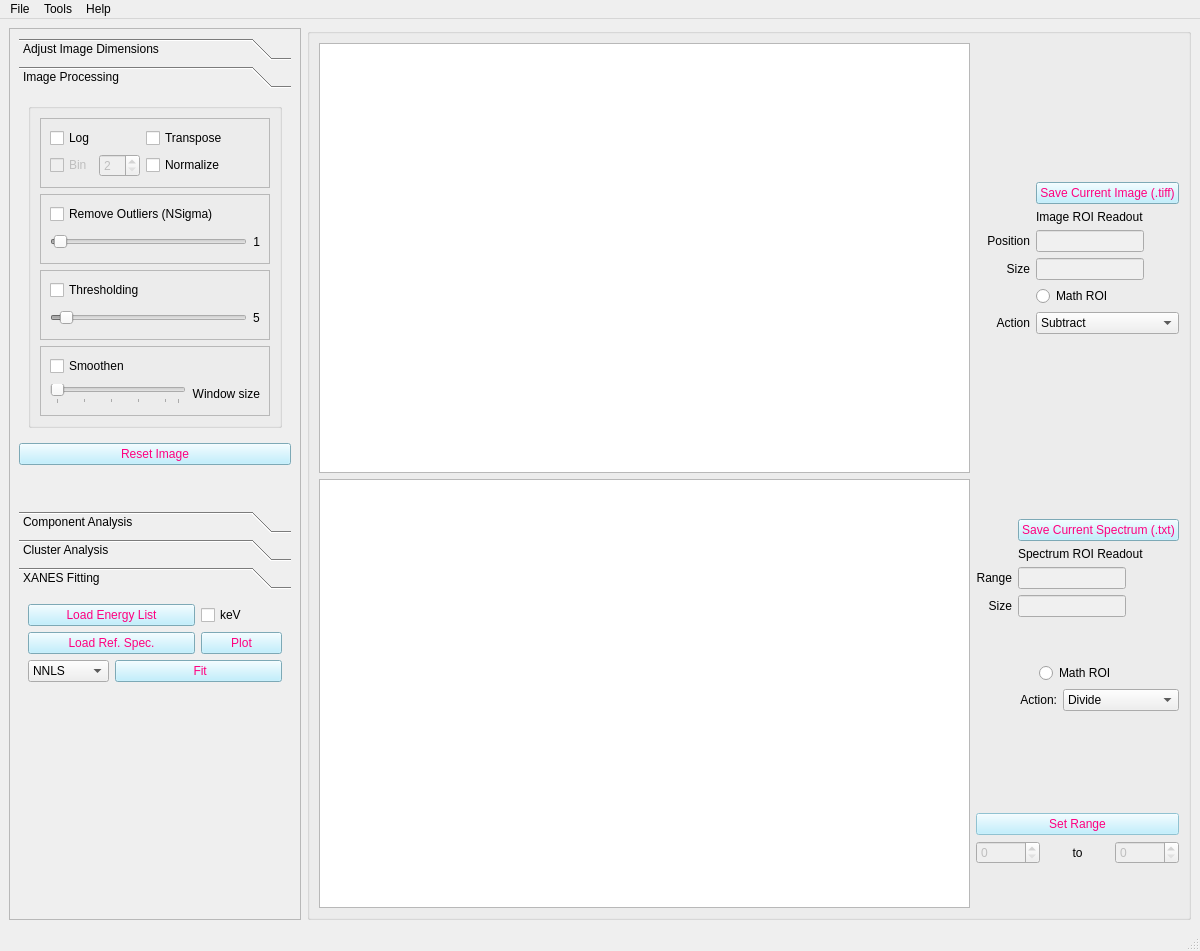
Before: the Qt Designer form uis/mainwindow_admin.ui in pattammattel/MIDAS_Admin, drawn with Qt 5.
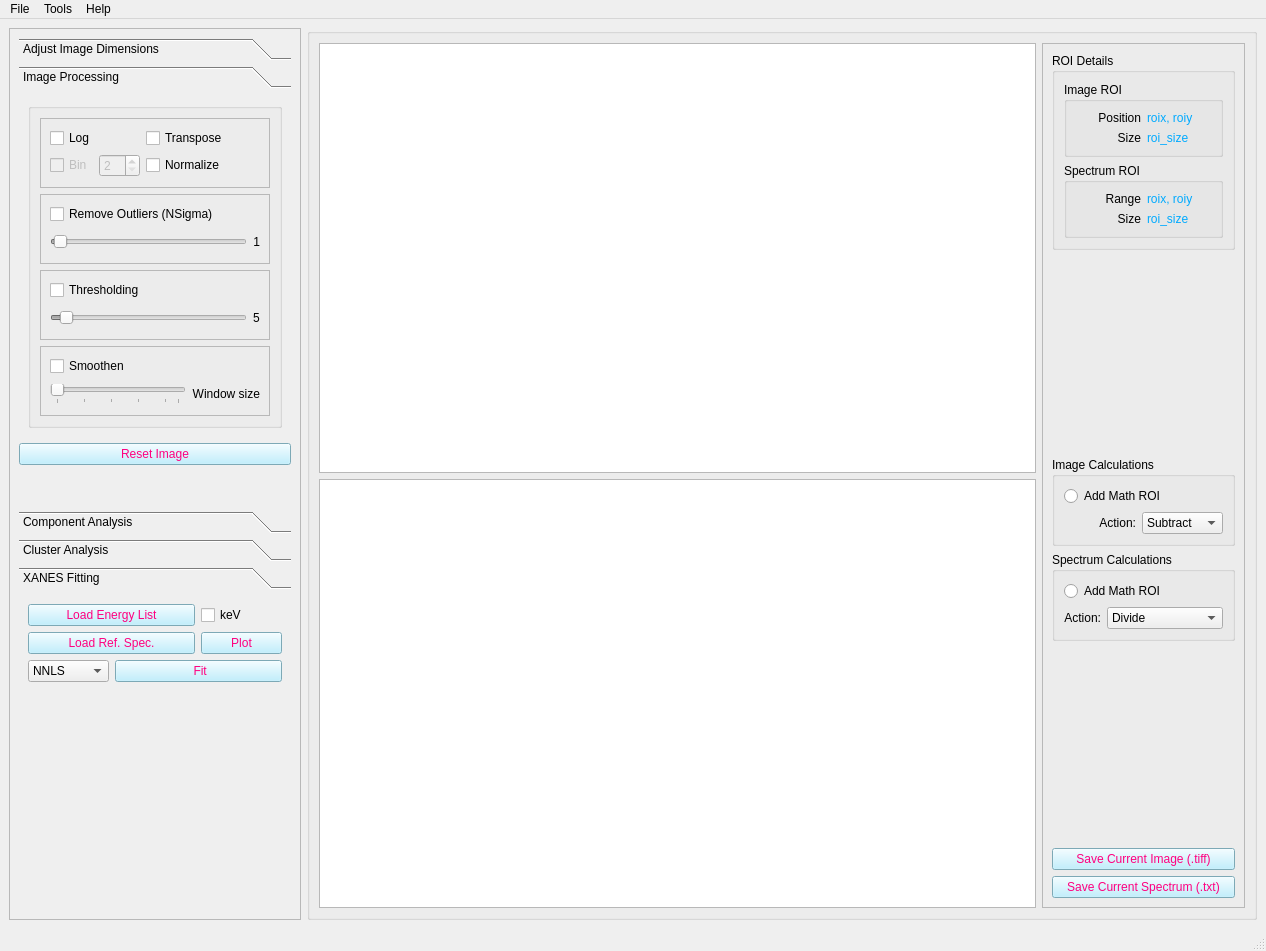
After: the same form once the commit is applied. Custom widgets are drawn as their Qt base class.

Commit message: plot on click

Diff of the .ui file:
```diff
--- a/uis/mainwindow_admin.ui
+++ b/uis/mainwindow_admin.ui
@@ -7,7 +7,7 @@
    <rect>
     <x>0</x>
     <y>0</y>
-    <width>1200</width>
+    <width>1266</width>
     <height>951</height>
    </rect>
   </property>
@@ -32,440 +32,6 @@
     </sizepolicy>
    </property>
    <layout class="QGridLayout" name="gridLayout_16">
-    <item row="0" column="1">
-     <widget class="QGroupBox" name="groupBox_6">
-      <property name="sizePolicy">
-       <sizepolicy hsizetype="Minimum" vsizetype="Preferred">
-        <horstretch>0</horstretch>
-        <verstretch>0</verstretch>
-       </sizepolicy>
-      </property>
-      <property name="styleSheet">
-       <string notr="true">font:12pt &quot;Segoe UI&quot;;</string>
-      </property>
-      <property name="title">
-       <string/>
-      </property>
-      <layout class="QGridLayout" name="gridLayout_23">
-       <item row="0" column="1">
-        <layout class="QGridLayout" name="gridLayout_6">
-         <item row="4" column="1">
-          <widget class="QLineEdit" name="le_roi_size">
-           <property name="sizePolicy">
-            <sizepolicy hsizetype="Fixed" vsizetype="Fixed">
-             <horstretch>0</horstretch>
-             <verstretch>0</verstretch>
-            </sizepolicy>
-           </property>
-           <property name="styleSheet">
-            <string notr="true">color: rgb(255, 75, 52);
-background-color: rgb(240, 240, 240);</string>
-           </property>
-           <property name="readOnly">
-            <bool>true</bool>
-           </property>
-          </widget>
-         </item>
-         <item row="3" column="1">
-          <widget class="QLineEdit" name="le_roi">
-           <property name="sizePolicy">
-            <sizepolicy hsizetype="Fixed" vsizetype="Fixed">
-             <horstretch>0</horstretch>
-             <verstretch>0</verstretch>
-            </sizepolicy>
-           </property>
-           <property name="styleSheet">
-            <string notr="true">color: rgb(255, 75, 52);
-background-color: rgb(240, 240, 240);</string>
-           </property>
-           <property name="readOnly">
-            <bool>true</bool>
-           </property>
-          </widget>
-         </item>
-         <item row="4" column="0">
-          <widget class="QLabel" name="label_28">
-           <property name="styleSheet">
-            <string notr="true">font: 75 10pt &quot;MS Shell Dlg 2&quot;;</string>
-           </property>
-           <property name="text">
-            <string>Size</string>
-           </property>
-           <property name="alignment">
-            <set>Qt::AlignRight|Qt::AlignTrailing|Qt::AlignVCenter</set>
-           </property>
-          </widget>
-         </item>
-         <item row="0" column="1">
-          <spacer name="verticalSpacer_10">
-           <property name="orientation">
-            <enum>Qt::Vertical</enum>
-           </property>
-           <property name="sizeHint" stdset="0">
-            <size>
-             <width>20</width>
-             <height>40</height>
-            </size>
-           </property>
-          </spacer>
-         </item>
-         <item row="3" column="0">
-          <widget class="QLabel" name="label_4">
-           <property name="text">
-            <string>Position</string>
-           </property>
-           <property name="alignment">
-            <set>Qt::AlignRight|Qt::AlignTrailing|Qt::AlignVCenter</set>
-           </property>
-          </widget>
-         </item>
-         <item row="7" column="1">
-          <spacer name="verticalSpacer_8">
-           <property name="orientation">
-            <enum>Qt::Vertical</enum>
-           </property>
-           <property name="sizeHint" stdset="0">
-            <size>
-             <width>20</width>
-             <height>40</height>
-            </size>
-           </property>
-          </spacer>
-         </item>
-         <item row="5" column="1">
-          <widget class="QRadioButton" name="rb_math_roi_img">
-           <property name="text">
-            <string>Math ROI</string>
-           </property>
-          </widget>
-         </item>
-         <item row="6" column="0">
-          <widget class="QLabel" name="label_14">
-           <property name="text">
-            <string>Action</string>
-           </property>
-           <property name="alignment">
-            <set>Qt::AlignRight|Qt::AlignTrailing|Qt::AlignVCenter</set>
-           </property>
-          </widget>
-         </item>
-         <item row="2" column="1">
-          <widget class="QLabel" name="label_7">
-           <property name="text">
-            <string>Image ROI Readout</string>
-           </property>
-          </widget>
-         </item>
-         <item row="6" column="1">
-          <widget class="QComboBox" name="cb_img_roi_action">
-           <item>
-            <property name="text">
-             <string>Subtract</string>
-            </property>
-           </item>
-           <item>
-            <property name="text">
-             <string>Divide</string>
-            </property>
-           </item>
-           <item>
-            <property name="text">
-             <string>Add</string>
-            </property>
-           </item>
-           <item>
-            <property name="text">
-             <string>Compare</string>
-            </property>
-           </item>
-          </widget>
-         </item>
-         <item row="1" column="1">
-          <widget class="QPushButton" name="pb_save_disp_img">
-           <property name="styleSheet">
-            <string notr="true">background-color: rgb(175, 236, 255);
-color: rgb(255, 0, 127);</string>
-           </property>
-           <property name="text">
-            <string>Save Current Image (.tiff)</string>
-           </property>
-          </widget>
-         </item>
-        </layout>
-       </item>
-       <item row="1" column="0">
-        <widget class="PlotWidget" name="spectrum_view"/>
-       </item>
-       <item row="1" column="1">
-        <layout class="QGridLayout" name="gridLayout_22">
-         <item row="0" column="0">
-          <layout class="QGridLayout" name="gridLayout_11">
-           <item row="4" column="0">
-            <widget class="QLabel" name="label_8">
-             <property name="text">
-              <string>Range</string>
-             </property>
-             <property name="alignment">
-              <set>Qt::AlignRight|Qt::AlignTrailing|Qt::AlignVCenter</set>
-             </property>
-            </widget>
-           </item>
-           <item row="4" column="1">
-            <widget class="QLineEdit" name="le_spec_roi">
-             <property name="sizePolicy">
-              <sizepolicy hsizetype="Fixed" vsizetype="Fixed">
-               <horstretch>0</horstretch>
-               <verstretch>0</verstretch>
-              </sizepolicy>
-             </property>
-             <property name="styleSheet">
-              <string notr="true">color: rgb(255, 75, 52);
-background-color: rgb(240, 240, 240);</string>
-             </property>
-             <property name="readOnly">
-              <bool>true</bool>
-             </property>
-            </widget>
-           </item>
-           <item row="5" column="0">
-            <widget class="QLabel" name="label_29">
-             <property name="styleSheet">
-              <string notr="true">font: 75 10pt &quot;MS Shell Dlg 2&quot;;</string>
-             </property>
-             <property name="text">
-              <string>Size</string>
-             </property>
-             <property name="alignment">
-              <set>Qt::AlignRight|Qt::AlignTrailing|Qt::AlignVCenter</set>
-             </property>
-            </widget>
-           </item>
-           <item row="1" column="1">
-            <spacer name="verticalSpacer_7">
-             <property name="orientation">
-              <enum>Qt::Vertical</enum>
-             </property>
-             <property name="sizeHint" stdset="0">
-              <size>
-               <width>20</width>
-               <height>40</height>
-              </size>
-             </property>
-            </spacer>
-           </item>
-           <item row="5" column="1">
-            <widget class="QLineEdit" name="le_spec_roi_size">
-             <property name="sizePolicy">
-              <sizepolicy hsizetype="Fixed" vsizetype="Fixed">
-               <horstretch>0</horstretch>
-               <verstretch>0</verstretch>
-              </sizepolicy>
-             </property>
-             <property name="styleSheet">
-              <string notr="true">color: rgb(255, 75, 52);
-background-color: rgb(240, 240, 240);</string>
-             </property>
-             <property name="readOnly">
-              <bool>true</bool>
-             </property>
-            </widget>
-           </item>
-           <item row="3" column="1">
-            <widget class="QLabel" name="label_3">
-             <property name="text">
-              <string>Spectrum ROI Readout</string>
-             </property>
-            </widget>
-           </item>
-           <item row="6" column="1">
-            <spacer name="verticalSpacer_3">
-             <property name="orientation">
-              <enum>Qt::Vertical</enum>
-             </property>
-             <property name="sizeHint" stdset="0">
-              <size>
-               <width>20</width>
-               <height>40</height>
-              </size>
-             </property>
-            </spacer>
-           </item>
-           <item row="2" column="1">
-            <widget class="QPushButton" name="pb_save_disp_spec">
-             <property name="styleSheet">
-              <string notr="true">background-color: rgb(175, 236, 255);
-color: rgb(255, 0, 127);</string>
-             </property>
-             <property name="text">
-              <string>Save Current Spectrum (.txt)</string>
-             </property>
-            </widget>
-           </item>
-          </layout>
-         </item>
-         <item row="1" column="0">
-          <layout class="QGridLayout" name="gridLayout_19">
-           <item row="0" column="1">
-            <widget class="QRadioButton" name="rb_math_roi">
-             <property name="sizePolicy">
-              <sizepolicy hsizetype="Preferred" vsizetype="Fixed">
-               <horstretch>0</horstretch>
-               <verstretch>0</verstretch>
-              </sizepolicy>
-             </property>
-             <property name="text">
-              <string>Math ROI</string>
-             </property>
-             <property name="checkable">
-              <bool>true</bool>
-             </property>
-             <property name="checked">
-              <bool>false</bool>
-             </property>
-            </widget>
-           </item>
-           <item row="1" column="0" colspan="3">
-            <layout class="QGridLayout" name="gridLayout_14">
-             <item row="0" column="0">
-              <widget class="QLabel" name="label_13">
-               <property name="text">
-                <string>Action:</string>
-               </property>
-               <property name="alignment">
-                <set>Qt::AlignRight|Qt::AlignTrailing|Qt::AlignVCenter</set>
-               </property>
-              </widget>
-             </item>
-             <item row="0" column="1">
-              <widget class="QComboBox" name="cb_roi_operation">
-               <item>
-                <property name="text">
-                 <string>Divide</string>
-                </property>
-               </item>
-               <item>
-                <property name="text">
-                 <string>Subtract</string>
-                </property>
-               </item>
-               <item>
-                <property name="text">
-                 <string>Add</string>
-                </property>
-               </item>
-               <item>
-                <property name="text">
-                 <string>Correlation Plot</string>
-                </property>
-               </item>
-              </widget>
-             </item>
-            </layout>
-           </item>
-          </layout>
-         </item>
-         <item row="3" column="0">
-          <layout class="QGridLayout" name="gridLayout_12">
-           <item row="2" column="0">
-            <spacer name="verticalSpacer_9">
-             <property name="orientation">
-              <enum>Qt::Vertical</enum>
-             </property>
-             <property name="sizeHint" stdset="0">
-              <size>
-               <width>20</width>
-               <height>40</height>
-              </size>
-             </property>
-            </spacer>
-           </item>
-           <item row="1" column="1">
-            <widget class="QLabel" name="label_21">
-             <property name="text">
-              <string>to</string>
-             </property>
-             <property name="alignment">
-              <set>Qt::AlignCenter</set>
-             </property>
-            </widget>
-           </item>
-           <item row="1" column="0">
-            <widget class="QDoubleSpinBox" name="sb_roi_spec_s">
-             <property name="enabled">
-              <bool>false</bool>
-             </property>
-             <property name="decimals">
-              <number>0</number>
-             </property>
-             <property name="maximum">
-              <double>50000.000000000000000</double>
-             </property>
-             <property name="singleStep">
-              <double>5.000000000000000</double>
-             </property>
-            </widget>
-           </item>
-           <item row="1" column="2">
-            <widget class="QDoubleSpinBox" name="sb_roi_spec_e">
-             <property name="enabled">
-              <bool>false</bool>
-             </property>
-             <property name="decimals">
-              <number>0</number>
-             </property>
-             <property name="maximum">
-              <double>50000.000000000000000</double>
-             </property>
-             <property name="singleStep">
-              <double>5.000000000000000</double>
-             </property>
-            </widget>
-           </item>
-           <item row="0" column="0" colspan="3">
-            <widget class="QPushButton" name="pb_set_spec_roi">
-             <property name="enabled">
-              <bool>false</bool>
-             </property>
-             <property name="styleSheet">
-              <string notr="true">background-color: rgb(175, 236, 255);
-color: rgb(255, 0, 127);
-</string>
-             </property>
-             <property name="text">
-              <string>Set Range</string>
-             </property>
-            </widget>
-           </item>
-          </layout>
-         </item>
-         <item row="2" column="0">
-          <spacer name="verticalSpacer_4">
-           <property name="orientation">
-            <enum>Qt::Vertical</enum>
-           </property>
-           <property name="sizeHint" stdset="0">
-            <size>
-             <width>20</width>
-             <height>40</height>
-            </size>
-           </property>
-          </spacer>
-         </item>
-        </layout>
-       </item>
-       <item row="0" column="0">
-        <widget class="ImageView" name="image_view">
-         <property name="sizePolicy">
-          <sizepolicy hsizetype="Expanding" vsizetype="Expanding">
-           <horstretch>0</horstretch>
-           <verstretch>0</verstretch>
-          </sizepolicy>
-         </property>
-        </widget>
-       </item>
-      </layout>
-     </widget>
-    </item>
     <item row="0" column="0">
      <widget class="QScrollArea" name="scrollArea">
       <property name="sizePolicy">
@@ -1471,6 +1037,340 @@
       </widget>
      </widget>
     </item>
+    <item row="0" column="1">
+     <widget class="QGroupBox" name="groupBox_6">
+      <property name="sizePolicy">
+       <sizepolicy hsizetype="Minimum" vsizetype="Preferred">
+        <horstretch>0</horstretch>
+        <verstretch>0</verstretch>
+       </sizepolicy>
+      </property>
+      <property name="styleSheet">
+       <string notr="true">font:12pt &quot;Segoe UI&quot;;</string>
+      </property>
+      <property name="title">
+       <string/>
+      </property>
+      <layout class="QGridLayout" name="gridLayout_29">
+       <item row="0" column="0">
+        <widget class="ImageView" name="image_view">
+         <property name="sizePolicy">
+          <sizepolicy hsizetype="Expanding" vsizetype="Expanding">
+           <horstretch>0</horstretch>
+           <verstretch>0</verstretch>
+          </sizepolicy>
+         </property>
+        </widget>
+       </item>
+       <item row="0" column="1" rowspan="2">
+        <widget class="QFrame" name="frame_5">
+         <property name="frameShape">
+          <enum>QFrame::StyledPanel</enum>
+         </property>
+         <property name="frameShadow">
+          <enum>QFrame::Raised</enum>
+         </property>
+         <layout class="QGridLayout" name="gridLayout_23">
+          <item row="11" column="0">
+           <widget class="QPushButton" name="pb_save_disp_img">
+            <property name="styleSheet">
+             <string notr="true">background-color: rgb(175, 236, 255);
+color: rgb(255, 0, 127);</string>
+            </property>
+            <property name="text">
+             <string>Save Current Image (.tiff)</string>
+            </property>
+           </widget>
+          </item>
+          <item row="12" column="0">
+           <widget class="QPushButton" name="pb_save_disp_spec">
+            <property name="styleSheet">
+             <string notr="true">background-color: rgb(175, 236, 255);
+color: rgb(255, 0, 127);</string>
+            </property>
+            <property name="text">
+             <string>Save Current Spectrum (.txt)</string>
+            </property>
+           </widget>
+          </item>
+          <item row="1" column="0">
+           <spacer name="verticalSpacer_5">
+            <property name="orientation">
+             <enum>Qt::Vertical</enum>
+            </property>
+            <property name="sizeHint" stdset="0">
+             <size>
+              <width>20</width>
+              <height>40</height>
+             </size>
+            </property>
+           </spacer>
+          </item>
+          <item row="10" column="0">
+           <spacer name="verticalSpacer_3">
+            <property name="orientation">
+             <enum>Qt::Vertical</enum>
+            </property>
+            <property name="sizeHint" stdset="0">
+             <size>
+              <width>20</width>
+              <height>40</height>
+             </size>
+            </property>
+           </spacer>
+          </item>
+          <item row="9" column="0">
+           <widget class="QGroupBox" name="groupBox_7">
+            <property name="title">
+             <string>Spectrum Calculations</string>
+            </property>
+            <layout class="QGridLayout" name="gridLayout_14">
+             <item row="0" column="0" colspan="2">
+              <widget class="QRadioButton" name="rb_math_roi">
+               <property name="sizePolicy">
+                <sizepolicy hsizetype="Preferred" vsizetype="Fixed">
+                 <horstretch>0</horstretch>
+                 <verstretch>0</verstretch>
+                </sizepolicy>
+               </property>
+               <property name="text">
+                <string>Add Math ROI</string>
+               </property>
+               <property name="checkable">
+                <bool>true</bool>
+               </property>
+               <property name="checked">
+                <bool>false</bool>
+               </property>
+              </widget>
+             </item>
+             <item row="1" column="0">
+              <widget class="QLabel" name="label_13">
+               <property name="text">
+                <string>Action:</string>
+               </property>
+               <property name="alignment">
+                <set>Qt::AlignRight|Qt::AlignTrailing|Qt::AlignVCenter</set>
+               </property>
+              </widget>
+             </item>
+             <item row="1" column="1">
+              <widget class="QComboBox" name="cb_roi_operation">
+               <property name="sizePolicy">
+                <sizepolicy hsizetype="Preferred" vsizetype="Preferred">
+                 <horstretch>0</horstretch>
+                 <verstretch>0</verstretch>
+                </sizepolicy>
+               </property>
+               <item>
+                <property name="text">
+                 <string>Divide</string>
+                </property>
+               </item>
+               <item>
+                <property name="text">
+                 <string>Subtract</string>
+                </property>
+               </item>
+               <item>
+                <property name="text">
+                 <string>Add</string>
+                </property>
+               </item>
+               <item>
+                <property name="text">
+                 <string>Correlation Plot</string>
+                </property>
+               </item>
+              </widget>
+             </item>
+            </layout>
+           </widget>
+          </item>
+          <item row="0" column="0">
+           <widget class="QGroupBox" name="groupBox_8">
+            <property name="styleSheet">
+             <string notr="true">font: 8pt &quot;Segoe UI&quot;;</string>
+            </property>
+            <property name="title">
+             <string>ROI Details</string>
+            </property>
+            <layout class="QGridLayout" name="gridLayout_19">
+             <item row="0" column="0">
+              <widget class="QGroupBox" name="groupBox_4">
+               <property name="title">
+                <string>Image ROI</string>
+               </property>
+               <layout class="QGridLayout" name="gridLayout_12">
+                <item row="0" column="0">
+                 <widget class="QLabel" name="label_4">
+                  <property name="text">
+                   <string>Position</string>
+                  </property>
+                  <property name="alignment">
+                   <set>Qt::AlignRight|Qt::AlignTrailing|Qt::AlignVCenter</set>
+                  </property>
+                 </widget>
+                </item>
+                <item row="0" column="1">
+                 <widget class="QLabel" name="le_roi">
+                  <property name="styleSheet">
+                   <string notr="true">color: rgb(0, 170, 255);</string>
+                  </property>
+                  <property name="text">
+                   <string>roix, roiy</string>
+                  </property>
+                 </widget>
+                </item>
+                <item row="1" column="0">
+                 <widget class="QLabel" name="label_28">
+                  <property name="styleSheet">
+                   <string notr="true"/>
+                  </property>
+                  <property name="text">
+                   <string>Size</string>
+                  </property>
+                  <property name="alignment">
+                   <set>Qt::AlignRight|Qt::AlignTrailing|Qt::AlignVCenter</set>
+                  </property>
+                 </widget>
+                </item>
+                <item row="1" column="1">
+                 <widget class="QLabel" name="le_roi_size">
+                  <property name="styleSheet">
+                   <string notr="true">color: rgb(0, 170, 255);</string>
+                  </property>
+                  <property name="text">
+                   <string>roi_size</string>
+                  </property>
+                 </widget>
+                </item>
+               </layout>
+              </widget>
+             </item>
+             <item row="1" column="0">
+              <widget class="QGroupBox" name="groupBox_5">
+               <property name="title">
+                <string>Spectrum ROI</string>
+               </property>
+               <layout class="QGridLayout" name="gridLayout_11">
+                <item row="1" column="1">
+                 <widget class="QLabel" name="le_spec_roi_size">
+                  <property name="styleSheet">
+                   <string notr="true">color: rgb(0, 170, 255);</string>
+                  </property>
+                  <property name="text">
+                   <string>roi_size</string>
+                  </property>
+                 </widget>
+                </item>
+                <item row="0" column="0">
+                 <widget class="QLabel" name="label_8">
+                  <property name="text">
+                   <string>Range</string>
+                  </property>
+                  <property name="alignment">
+                   <set>Qt::AlignRight|Qt::AlignTrailing|Qt::AlignVCenter</set>
+                  </property>
+                 </widget>
+                </item>
+                <item row="1" column="0">
+                 <widget class="QLabel" name="label_29">
+                  <property name="styleSheet">
+                   <string notr="true"/>
+                  </property>
+                  <property name="text">
+                   <string>Size</string>
+                  </property>
+                  <property name="alignment">
+                   <set>Qt::AlignRight|Qt::AlignTrailing|Qt::AlignVCenter</set>
+                  </property>
+                 </widget>
+                </item>
+                <item row="0" column="1">
+                 <widget class="QLabel" name="le_spec_roi">
+                  <property name="styleSheet">
+                   <string notr="true">color: rgb(0, 170, 255);</string>
+                  </property>
+                  <property name="text">
+                   <string>roix, roiy</string>
+                  </property>
+                 </widget>
+                </item>
+               </layout>
+              </widget>
+             </item>
+            </layout>
+           </widget>
+          </item>
+          <item row="2" column="0">
+           <widget class="QGroupBox" name="groupBox_3">
+            <property name="title">
+             <string>Image Calculations</string>
+            </property>
+            <layout class="QGridLayout" name="gridLayout_6">
+             <item row="0" column="0" colspan="2">
+              <widget class="QRadioButton" name="rb_math_roi_img">
+               <property name="layoutDirection">
+                <enum>Qt::LeftToRight</enum>
+               </property>
+               <property name="text">
+                <string>Add Math ROI</string>
+               </property>
+              </widget>
+             </item>
+             <item row="1" column="0">
+              <widget class="QLabel" name="label_14">
+               <property name="text">
+                <string>Action:</string>
+               </property>
+               <property name="alignment">
+                <set>Qt::AlignRight|Qt::AlignTrailing|Qt::AlignVCenter</set>
+               </property>
+              </widget>
+             </item>
+             <item row="1" column="1">
+              <widget class="QComboBox" name="cb_img_roi_action">
+               <property name="sizePolicy">
+                <sizepolicy hsizetype="Preferred" vsizetype="Preferred">
+                 <horstretch>0</horstretch>
+                 <verstretch>0</verstretch>
+                </sizepolicy>
+               </property>
+               <item>
+                <property name="text">
+                 <string>Subtract</string>
+                </property>
+               </item>
+               <item>
+                <property name="text">
+                 <string>Divide</string>
+                </property>
+               </item>
+               <item>
+                <property name="text">
+                 <string>Add</string>
+                </property>
+               </item>
+               <item>
+                <property name="text">
+                 <string>Compare</string>
+                </property>
+               </item>
+              </widget>
+             </item>
+            </layout>
+           </widget>
+          </item>
+         </layout>
+        </widget>
+       </item>
+       <item row="1" column="0">
+        <widget class="PlotWidget" name="spectrum_view"/>
+       </item>
+      </layout>
+     </widget>
+    </item>
    </layout>
   </widget>
   <widget class="QMenuBar" name="menubar">
@@ -1478,8 +1378,8 @@
     <rect>
      <x>0</x>
      <y>0</y>
-     <width>1200</width>
-     <height>22</height>
+     <width>1266</width>
+     <height>23</height>
     </rect>
    </property>
    <widget class="QMenu" name="menuManual">
```
Left out of the diff: 14 changed lines with no effect on the pictures. The commit also changes 1 other file.
